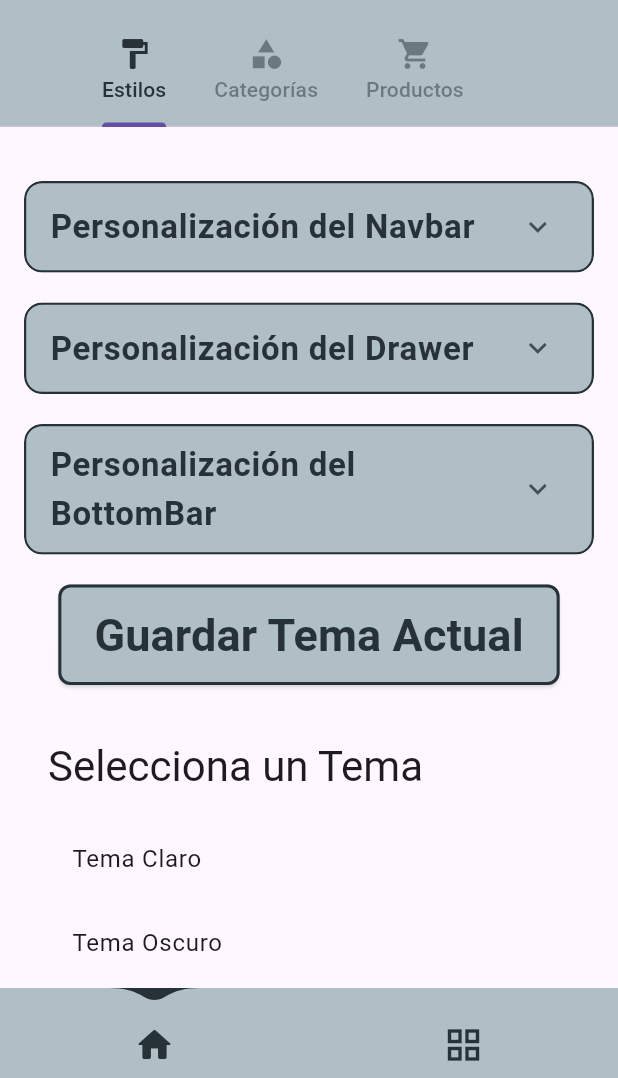
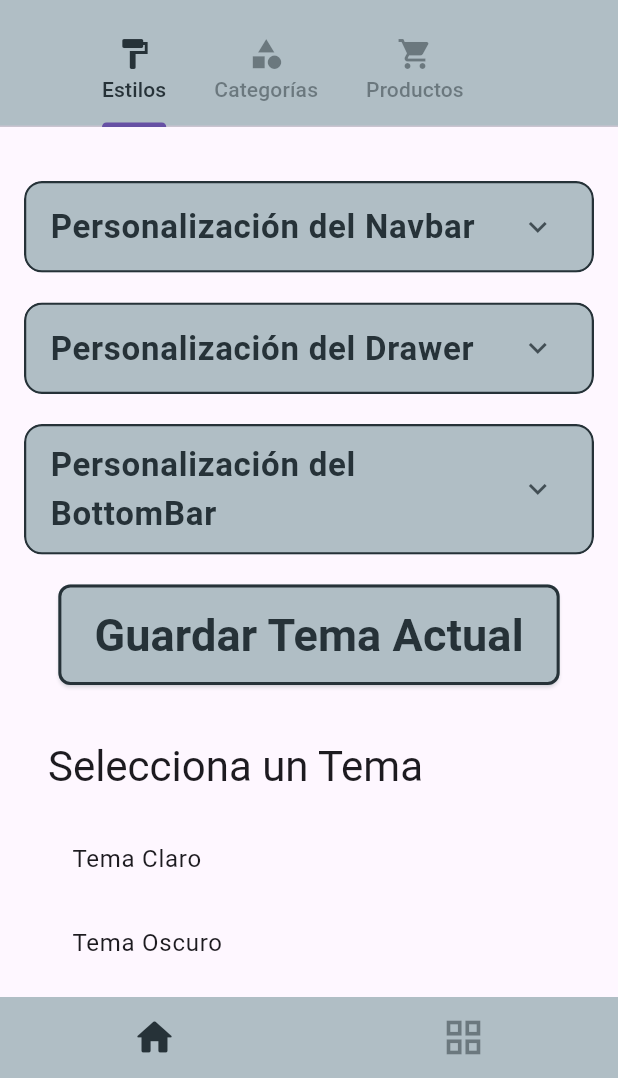
Before and after one commit to Mohasb/awsshop, a Flutter app: the screen it shows after launch, after a tap on the "menu" icon, after a tap on the "account circle" icon, after a tap on the "edit" icon, on a phone screen of 412 x 824 dp, the part 158-1236 px from its top. Run offline on Flutter 3.47's test engine with Material 3 defaults, Android fonts, the phone set to English and light mode, and no system bars; drawn by our look-alikes of water_drop_nav_bar; our stand-ins replace carousel_slider, device_info_plus, flutter_colorpicker, lottie, shared_preferences, video_player; network calls fail.

Commit message:
update water botomBar icons

```diff
--- a/lib/components/admin/customice_tab/theme/app_theme_default.dart
+++ b/lib/components/admin/customice_tab/theme/app_theme_default.dart
@@ -2,25 +2,37 @@ import 'package:flutter/material.dart';
 
 class AppTheme {
   static final lightTheme = {
+    // appBar
+    'name': 'lightTheme',
     'appBarTextColor': Colors.blueGrey[900],
     'appBarFontSize': 30.0,
     'appBarBackgroundColor': Colors.blueGrey[200]!,
     'appBarIconColor': Colors.blueGrey[900],
     'appBarText': 'Awsshop',
+    // Drawer
     'drawerTextColor': Colors.blueGrey[900],
     'drawerBackgroundColor': Colors.blueGrey[100]!,
+    // BotomBar
     'bottomBarBgColor': Colors.blueGrey[200]!,
     'bottomBarWaterDropColor': Colors.blueGrey[900]!,
+    // Box Landing
+    // Box Grid
   };
   static final darkTheme = {
+    // appBar
+    'name': 'darkTheme',
     'appBarTextColor': Colors.amberAccent,
     'appBarFontSize': 30.0,
     'appBarBackgroundColor': Colors.blueGrey[900]!,
     'appBarIconColor': Colors.blueGrey[200]!,
     'appBarText': 'Awsshop',
+    // Drawer
     'drawerTextColor': Colors.amberAccent,
     'drawerBackgroundColor': Colors.blueGrey[800]!,
+    // BotomBar
     'bottomBarBgColor': Colors.blueGrey[800]!,
     'bottomBarWaterDropColor': Colors.amberAccent,
+    // Box Landing
+    // Box Grid
   };
 }
--- a/lib/components/botom_bar/botom_bar.dart
+++ b/lib/components/botom_bar/botom_bar.dart
@@ -1,4 +1,5 @@
 import 'package:flutter/material.dart';
+import 'package:flutter/services.dart';
 import 'package:water_drop_nav_bar/water_drop_nav_bar.dart';
 
 class BotomBarNavigation extends StatefulWidget {
@@ -22,11 +23,25 @@ class BotomBarNavigation extends StatefulWidget {
 class _BotomBarNavigationState extends State<BotomBarNavigation> {
   @override
   Widget build(BuildContext context) {
-    return WaterDropNavBar(
-      backgroundColor: widget.backgroundColorBottomBar,
-      waterDropColor: widget.waterDropColorBottomBar,
-      onItemSelected: widget.onItemSelected,
-      selectedIndex: widget.selectedIndex,
+    return AnnotatedRegion<SystemUiOverlayStyle>(
+        value: SystemUiOverlayStyle(
+          //this color must be equal to the WaterDropNavBar backgroundColor
+          systemNavigationBarColor: widget.backgroundColorBottomBar,
+          systemNavigationBarDividerColor: widget
+              .waterDropColorBottomBar, // Color del divisor de la barra de navegación
+          systemNavigationBarIconBrightness:
+              Brightness.light, // Brillo de los iconos en la barra de navegación
+          systemNavigationBarContrastEnforced:
+              true, // Enforce contrast on the navigation bar
+          statusBarColor: Colors.red, // Color de la barra de estado
+          statusBarBrightness:
+              Brightness.dark, // Brillo de la barra de estado (para iOS)
+          statusBarIconBrightness: Brightness
+              .light, // Brillo de los iconos de la barra de estado (para Android)
+          systemStatusBarContrastEnforced:
+              true, // Enforce contrast on the status bar
+        ),
+        child: WaterDropNavBar(
           barItems: [
             BarItem(
               filledIcon: Icons.home_rounded,
@@ -37,6 +52,80 @@ class _BotomBarNavigationState extends State<BotomBarNavigation> {
               outlinedIcon: Icons.grid_view_outlined,
             ),
           ],
+          selectedIndex: 0,
+          onItemSelected: (index) {
+            // Manejar la selección del ítem
+          },
+          buttonPadding: 12.0, // Padding para los botones
+          backgroundColor: widget.backgroundColorBottomBar,
+          waterDropColor: widget.waterDropColorBottomBar,
+          iconSize: 30,
+          inactiveIconColor:
+              widget.waterDropColorBottomBar.withOpacity(0.5), // Color de icono inactivo
+        )); /*  */
+  }
+}
+
+class WaterDropNavBar extends StatelessWidget {
+  final List<BarItem> barItems;
+  final int selectedIndex;
+  final void Function(int) onItemSelected;
+  final double?
+      buttonPadding; // Agrega el parámetro de padding para los botones
+  final Color backgroundColor;
+  final Color waterDropColor;
+  final double iconSize;
+  final Color? inactiveIconColor;
+
+  const WaterDropNavBar({
+    required this.barItems,
+    required this.selectedIndex,
+    required this.onItemSelected,
+    this.buttonPadding, // Inicializa el parámetro de padding
+    this.backgroundColor = Colors.white,
+    this.waterDropColor = const Color(0xFF5B75F0),
+    this.iconSize = 28,
+    this.inactiveIconColor,
+    super.key,
+  });
+
+  @override
+  Widget build(BuildContext context) {
+    return Container(
+      color: backgroundColor,
+      child: Row(
+        mainAxisAlignment: MainAxisAlignment.spaceAround,
+        children: barItems.map((barItem) {
+          final isSelected = barItems.indexOf(barItem) == selectedIndex;
+          final color = isSelected
+              ? waterDropColor
+              : (inactiveIconColor ?? Colors.grey.withOpacity(0.6));
+          return Padding(
+            padding: EdgeInsets.all(
+                buttonPadding ?? 0.0), // Aplica el padding a los botones
+            child: GestureDetector(
+              onTap: () {
+                onItemSelected(barItems.indexOf(barItem));
+              },
+              child: Icon(
+                isSelected ? barItem.filledIcon : barItem.outlinedIcon,
+                size: iconSize,
+                color: color,
+              ),
+            ),
+          );
+        }).toList(),
+      ),
     );
   }
 }
+
+class BarItem {
+  final IconData filledIcon;
+  final IconData outlinedIcon;
+
+  BarItem({
+    required this.filledIcon,
+    required this.outlinedIcon,
+  });
+}
```
Lines whose indentation alone changed are shown as unchanged.
